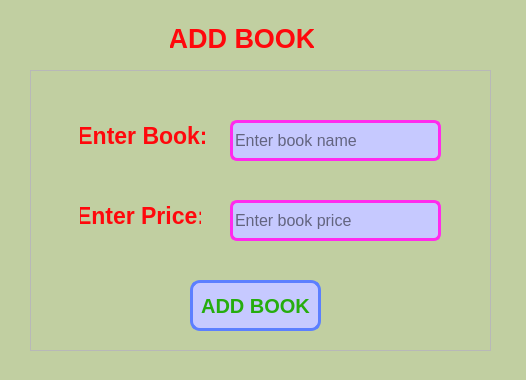
Qt form Book_Store_Management_System/adddialog.ui (Nicholauswarobi/Qt) before a commit.
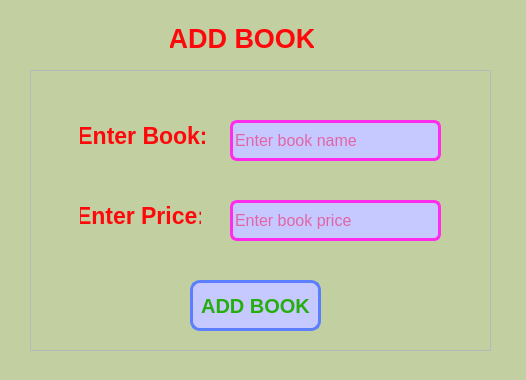
The same form after that commit.

The edit to the form file:
```diff
--- a/Book_Store_Management_System/adddialog.ui
+++ b/Book_Store_Management_System/adddialog.ui
@@ -124,6 +124,7 @@
     </property>
     <property name="styleSheet">
      <string notr="true">QLineEdit{
+	color: rgb(255, 0, 77);
 	background-color: rgb(198, 201, 255);
 	border: 3px solid #ff2bed;
 	border-radius: 7px;
@@ -150,6 +151,7 @@
     </property>
     <property name="styleSheet">
      <string notr="true">QLineEdit{
+	color: rgb(255, 0, 77);
 	background-color: rgb(198, 201, 255);
 	border: 3px solid #ff2bed;
 	border-radius: 7px;
```
